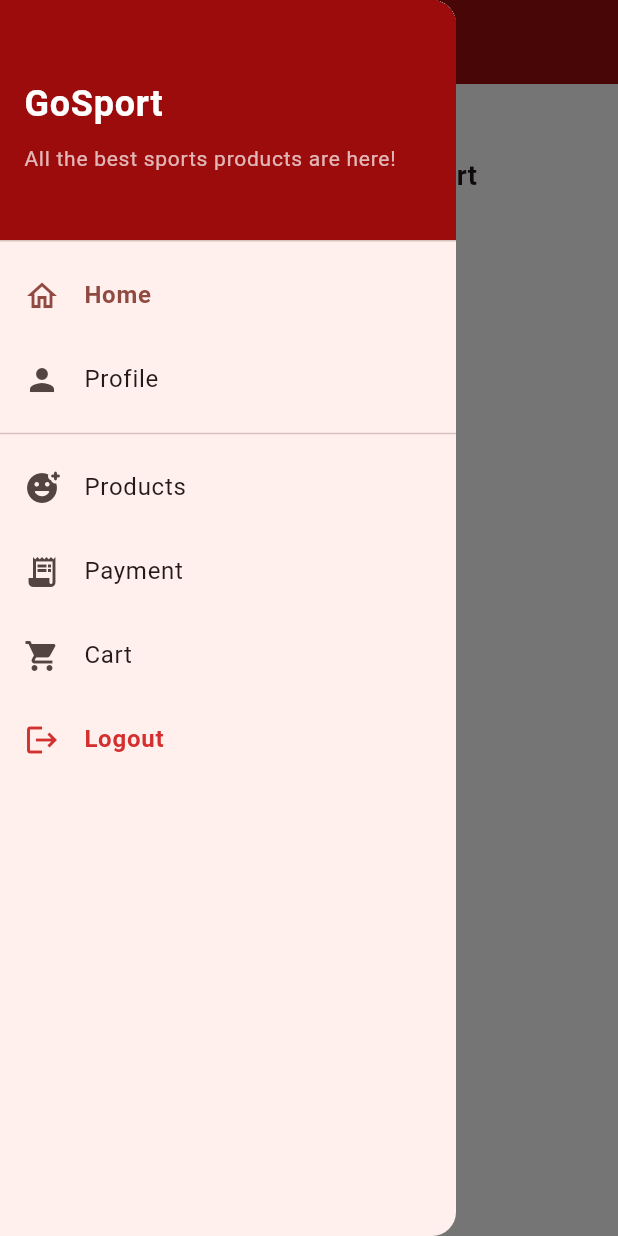
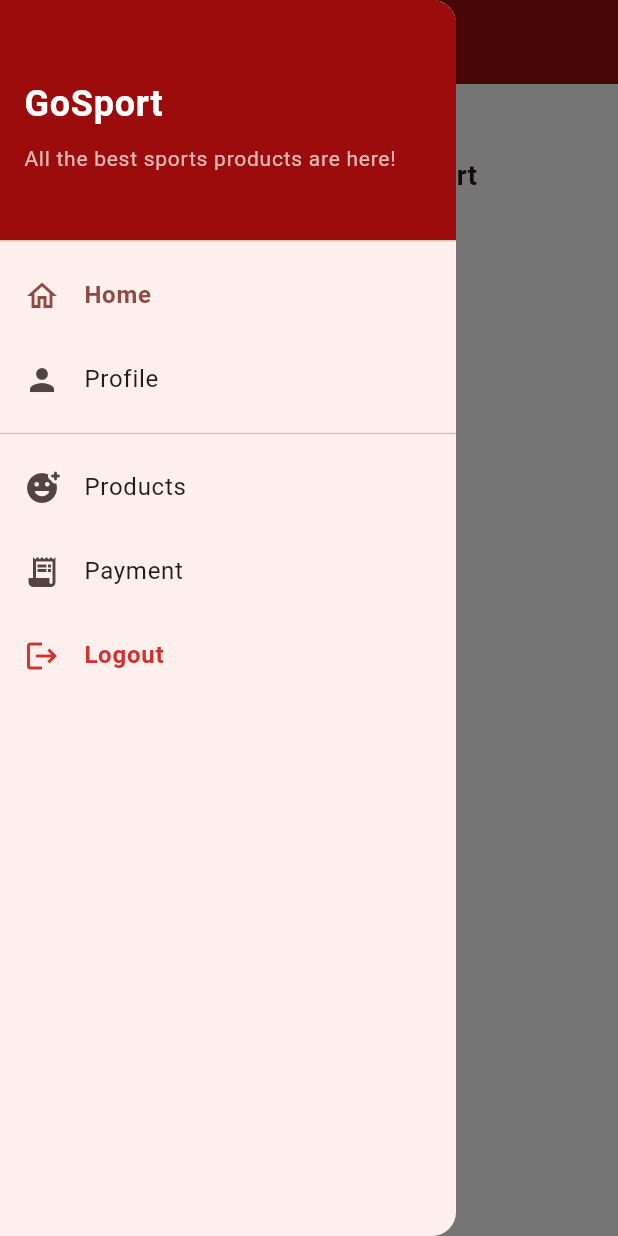
Before and after one commit to PBP-A08/GoSport-mobile, a Flutter app: the MyHomePage screen opened by its route, with the side drawer open, on a phone screen of 412 x 824 dp. Run offline on Flutter 3.47's test engine with Material 3 defaults, Android fonts, the phone set to English and light mode, and no system bars; missing offline and left inert: pbp_django_auth.

Commit message:
fix cart for seller

```diff
--- a/lib/widgets/left_drawer.dart
+++ b/lib/widgets/left_drawer.dart
@@ -100,6 +100,7 @@ class LeftDrawer extends StatelessWidget {
           ),
 
           // CART BUTTON
+          if (role_state == "buyer")
             ListTile(
               leading: const Icon(Icons.shopping_cart),
               title: const Text("Cart"),
```
Lines whose indentation alone changed are shown as unchanged.
